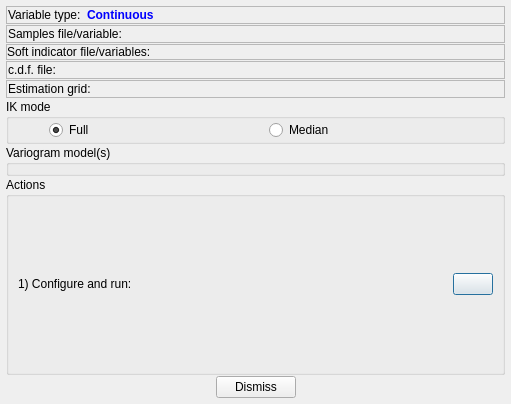
Above: indicatorkrigingdialog.ui from PauloCarvalhoRJ/gammaray before the change. Below: the same form after it.
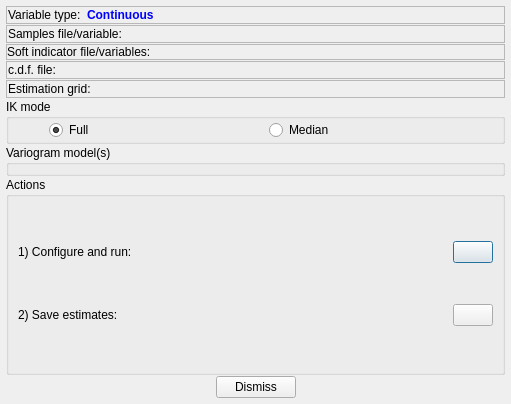
That is the form after the change. Icons and pictures are not drawn.

The edit to the form file:
```diff
--- a/indicatorkrigingdialog.ui
+++ b/indicatorkrigingdialog.ui
@@ -304,6 +304,30 @@
         </property>
        </widget>
       </item>
+      <item row="1" column="0">
+       <widget class="QLabel" name="label_6">
+        <property name="sizePolicy">
+         <sizepolicy hsizetype="MinimumExpanding" vsizetype="Preferred">
+          <horstretch>0</horstretch>
+          <verstretch>0</verstretch>
+         </sizepolicy>
+        </property>
+        <property name="text">
+         <string>2) Save estimates:</string>
+        </property>
+       </widget>
+      </item>
+      <item row="1" column="1">
+       <widget class="QPushButton" name="btnSaveEstimates">
+        <property name="text">
+         <string/>
+        </property>
+        <property name="icon">
+         <iconset resource="resources.qrc">
+          <normaloff>:/icons/save16</normaloff>:/icons/save16</iconset>
+        </property>
+       </widget>
+      </item>
      </layout>
     </widget>
    </item>
```
